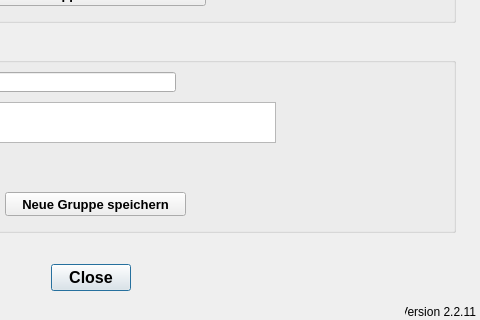
hoettges/QKan, file qkan/linkflaechen/resources/application_managegroups.ui: the form before one commit; both pictures show x 195 to 675 and y 288 to 608 of the 675 by 608 pixel window.
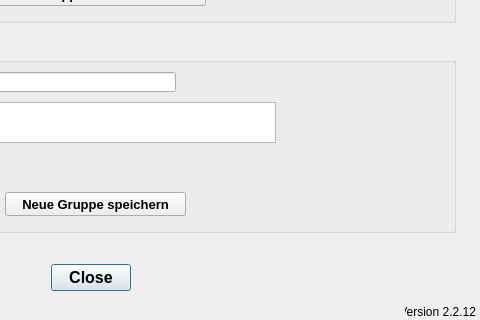
The form after the commit.

Patch:
```diff
--- a/qkan/linkflaechen/resources/application_managegroups.ui
+++ b/qkan/linkflaechen/resources/application_managegroups.ui
@@ -274,7 +274,7 @@
     <string>Version QKan Import</string>
    </property>
    <property name="text">
-    <string>Version 2.2.11</string>
+    <string>Version 2.2.12</string>
    </property>
    <property name="alignment">
     <set>Qt::AlignRight|Qt::AlignTrailing|Qt::AlignVCenter</set>
```
